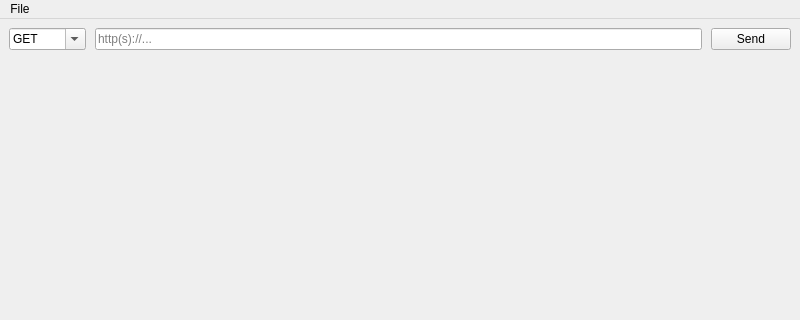
bartkessels/GetIt, file src/presentation/windows/MainWindow.ui: the form before one commit; both pictures show x 0 to 800 and y 0 to 320 of the 800 by 600 pixel window.
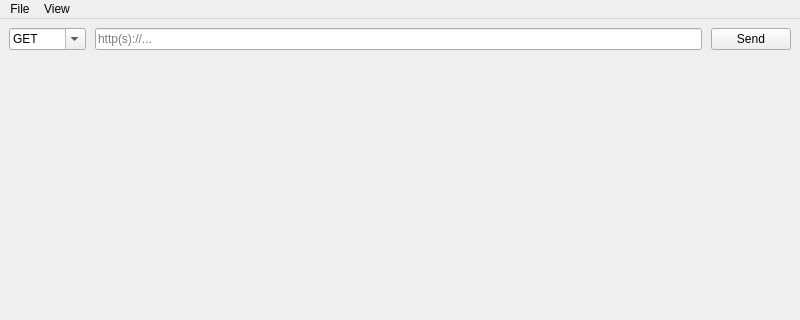
The form after the commit.

Diff of the .ui file:
```diff
--- a/src/presentation/windows/MainWindow.ui
+++ b/src/presentation/windows/MainWindow.ui
@@ -153,7 +153,14 @@
     <addaction name="menuItemSave"/>
     <addaction name="menuItemSaveAs"/>
    </widget>
+   <widget class="QMenu" name="menuView">
+    <property name="title">
+     <string>View</string>
+    </property>
+    <addaction name="menuItemViewVariables"/>
+   </widget>
    <addaction name="menuItemFile"/>
+   <addaction name="menuView"/>
   </widget>
   <action name="menuItemNewRawRequest">
    <property name="text">
```
Left out of the diff: 5 changed lines with no effect on the pictures.
